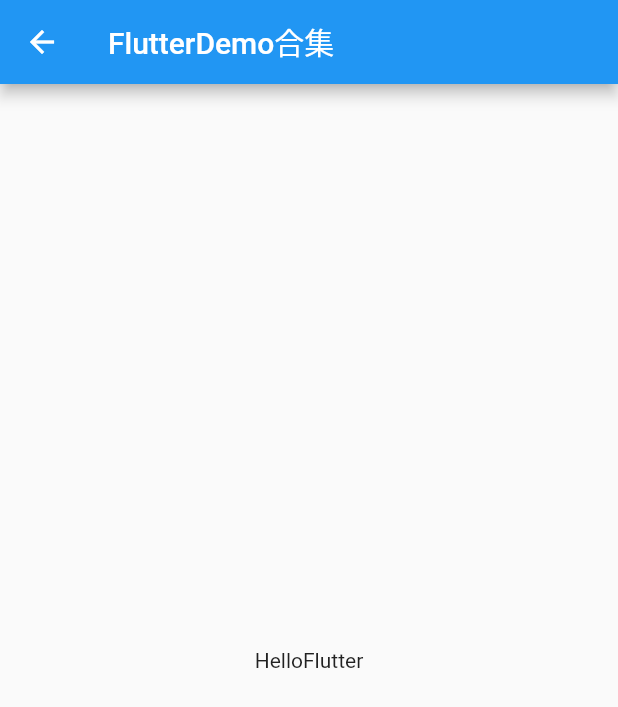
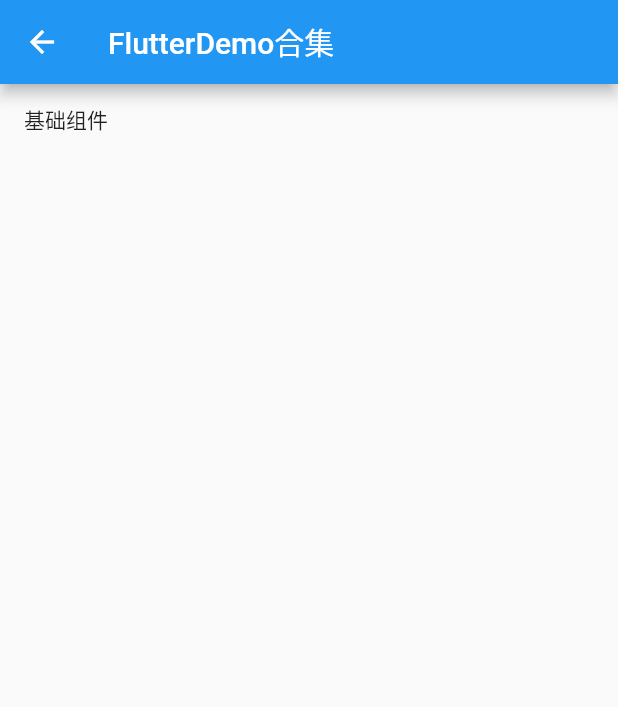
Before and after one commit to mizhai/Flutter_lyawei, a Flutter app: the DemosHome screen opened directly, on a phone screen of 412 x 824 dp. Shown: the top 707 px of the screen. Run offline on Flutter 3.47's test engine with Material 2 defaults, Android fonts, the phone set to English and light mode, and no system bars.

Commit message:
组件页面之间路由跳转

```diff
--- a/lib/DemosHome.dart
+++ b/lib/DemosHome.dart
@@ -1,16 +1,27 @@
 import 'package:flutter/material.dart';
+import 'package:flutter_lyawei/BaseWidgetPage.dart';
 
 class DemosHome extends StatelessWidget {
   @override
   Widget build(BuildContext context) {
     // TODO: implement build
     return new Scaffold(
-      appBar: (AppBar(
-        title: Text('FlutterDemo合集'),
-      )),
-      body: Center(
-        child: Text('HelloFlutter'),
-      ),
-    );
+        appBar: (AppBar(
+          title: Text('FlutterDemo合集'),
+        )),
+        body: Column(
+          mainAxisAlignment: MainAxisAlignment.start,
+          children: <Widget>[
+            FlatButton(
+              child: Text('基础组件'),
+              onPressed: () {
+                Navigator.push(context,
+                    new MaterialPageRoute(builder: (context) {
+                  return new BaseWidgetpage();
+                }));
+              },
+            )
+          ],
+        ));
   }
 }
```
Also changed, not shown: lib/BaseWidgetPage.dart (added, +27 -0 lines), lib/TextWidgetPage.dart (added, +31 -0 lines), lib/main.dart (+11 -3 lines).
